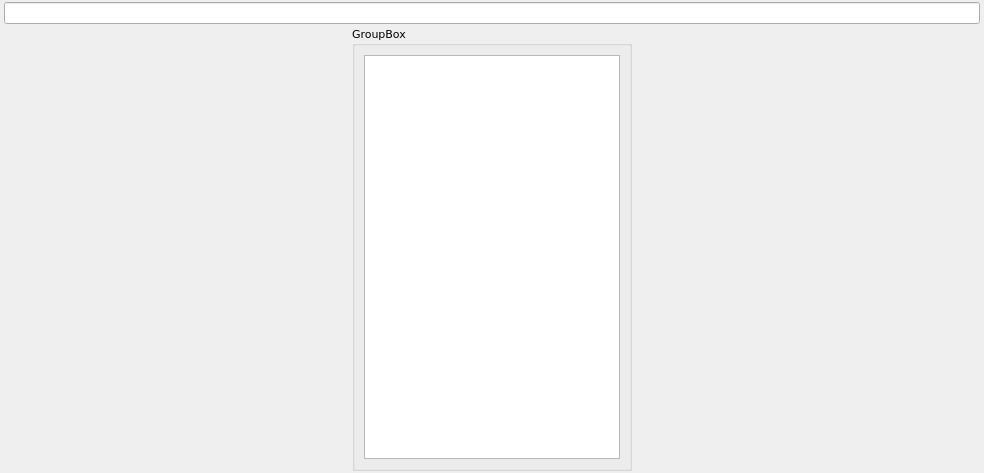
This is tabwithfilename.ui in krzysiek6d/sherlog as Qt 5 draws it before an edit. The edited form follows.
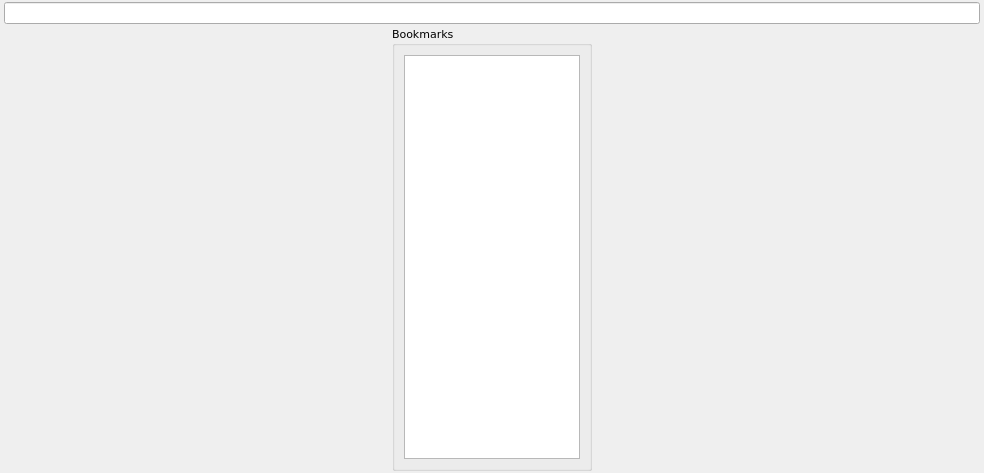
This is the edited form.

```diff
--- a/tabwithfilename.ui
+++ b/tabwithfilename.ui
@@ -50,12 +50,18 @@
        </property>
        <property name="minimumSize">
         <size>
-         <width>100</width>
+         <width>200</width>
          <height>0</height>
         </size>
        </property>
+       <property name="maximumSize">
+        <size>
+         <width>200</width>
+         <height>16777215</height>
+        </size>
+       </property>
        <property name="title">
-        <string>GroupBox</string>
+        <string>Bookmarks</string>
        </property>
        <layout class="QVBoxLayout" name="verticalLayout_2">
         <item>
```
